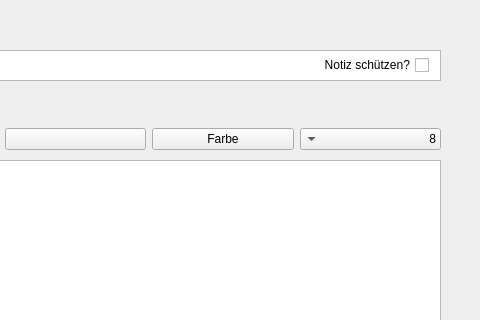
This is detaileditnote.ui in as070700/Noteapp as Qt 5 draws it before an edit; both pictures show x 320 to 800 and y 0 to 320 of the 800 by 600 pixel window. The edited form follows.
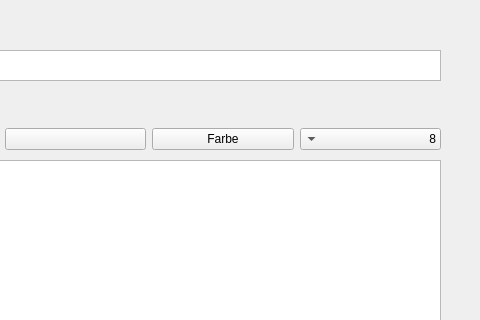
This is the edited form. Icons and pictures are not drawn.

Patch:
```diff
--- a/detaileditnote.ui
+++ b/detaileditnote.ui
@@ -224,22 +224,6 @@
     </item>
    </layout>
   </widget>
-  <widget class="QCheckBox" name="passwordProtectionCheckBox_detaileditnote">
-   <property name="geometry">
-    <rect>
-     <x>578</x>
-     <y>50</y>
-     <width>171</width>
-     <height>30</height>
-    </rect>
-   </property>
-   <property name="toolTip">
-    <string/>
-   </property>
-   <property name="text">
-    <string>Notiz schützen?</string>
-   </property>
-  </widget>
   <widget class="QLabel" name="errorLabel_detaileditnote">
    <property name="geometry">
     <rect>
```
